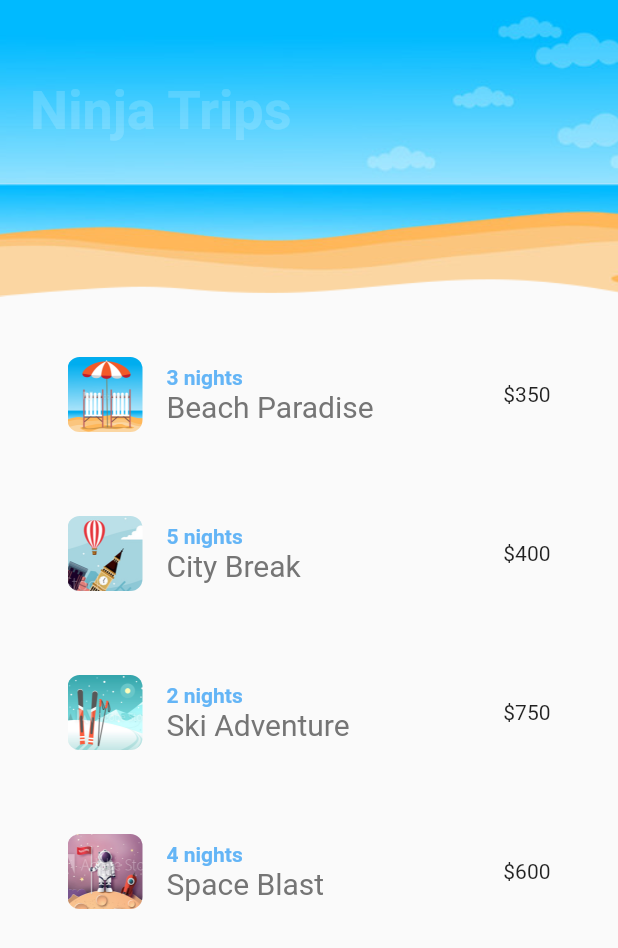
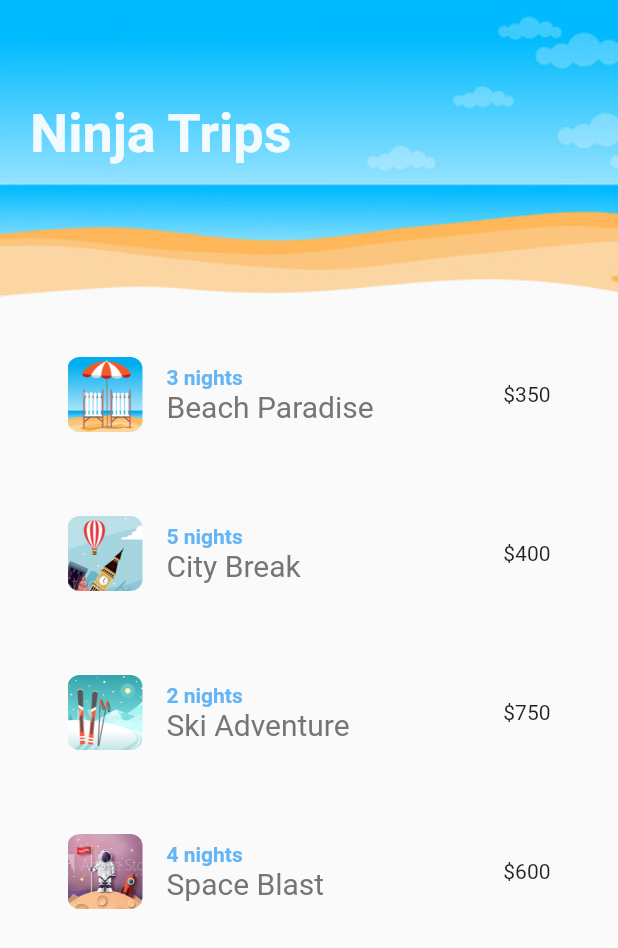
Before and after one commit to vishwam7/Ninja-Tips-Flutter_Animation-, a Flutter app: the first screen one second after launch, on a phone screen of 412 x 824 dp. Shown: the top 948 px of the screen. Run offline on Flutter 3.47's test engine with Material 2 defaults, Android fonts, the phone set to English and light mode, and no system bars; missing offline and left inert: lipsum.

Commit message:
addigCurves

```diff
--- a/lib/shared/heart.dart
+++ b/lib/shared/heart.dart
@@ -9,17 +9,19 @@ class _HeartState extends State<Heart> with SingleTickerProviderStateMixin {
   AnimationController _controller;
   Animation _colorAnimation;
   Animation<double> _sizeAnimation;
+  Animation _curve;
   bool isFav = false;
 
   @override
   void initState() {
     super.initState();
     _controller = AnimationController(duration: Duration(milliseconds: 500), vsync: this);
-    _colorAnimation = ColorTween(begin: Colors.grey[400], end: Colors.pinkAccent).animate(_controller);
+    _curve = CurvedAnimation(parent: _controller, curve: Curves.slowMiddle);
+    _colorAnimation = ColorTween(begin: Colors.grey[400], end: Colors.pinkAccent).animate(_curve);
     _sizeAnimation = TweenSequence(<TweenSequenceItem<double>>[
       TweenSequenceItem<double>(tween: Tween(begin: 30, end: 50), weight: 50),
       TweenSequenceItem<double>(tween: Tween(begin: 50, end: 30), weight: 50),
-    ]).animate(_controller);
+    ]).animate(_curve);
     _controller.addStatusListener((status) {
       if (status == AnimationStatus.completed) {
         setState(() {
--- a/lib/shared/screenTitle.dart
+++ b/lib/shared/screenTitle.dart
@@ -13,7 +13,8 @@ class ScreenTitle extends StatelessWidget {
         style: TextStyle(fontSize: 36, color: Colors.white, fontWeight: FontWeight.bold),
       ),
       tween: Tween<double>(begin: 0, end: 1),
-      duration: Duration(milliseconds: 5000),
+      duration: Duration(milliseconds: 850),
+      curve: Curves.easeInQuad,
       builder: (BuildContext context, double _val, Widget child) {
         return Opacity(
             opacity: _val,
```
